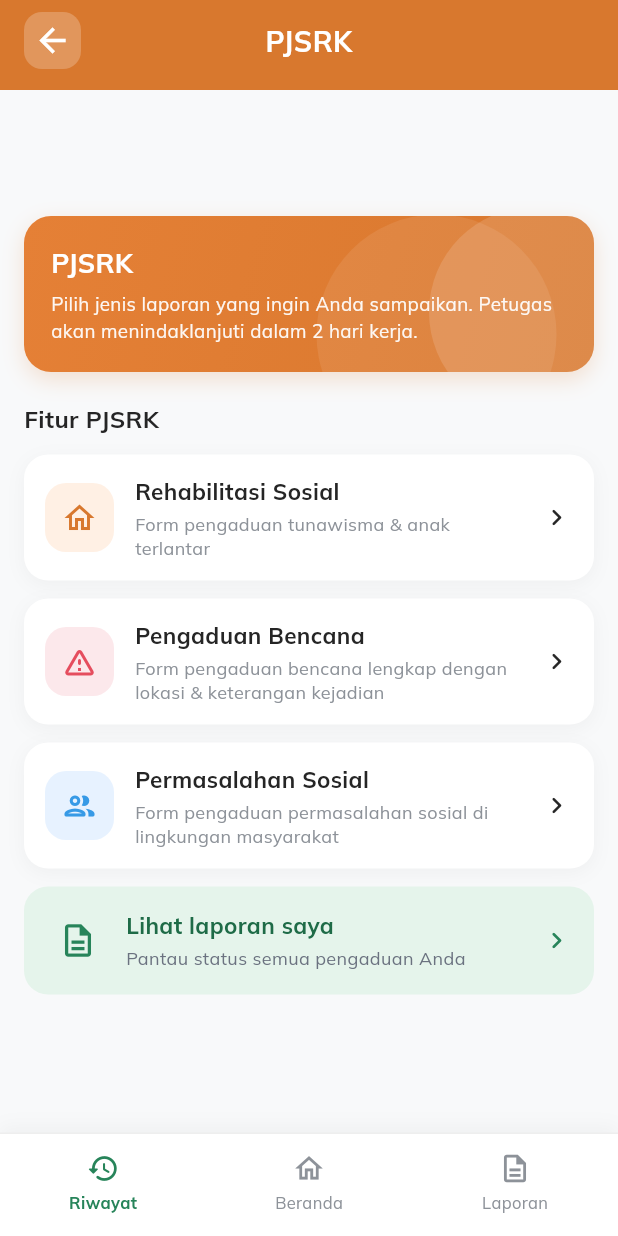
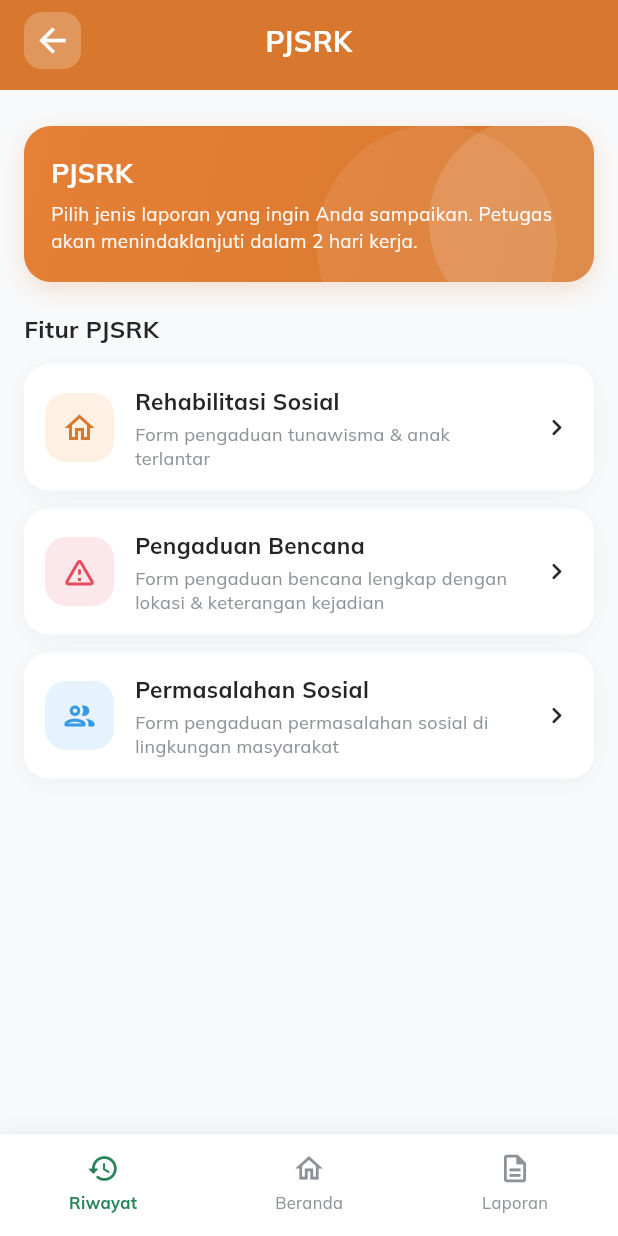
Before and after one commit to Raven69-igtm/sentra-mobile, a Flutter app: the PjsrkScreen screen opened directly, on a phone screen of 412 x 824 dp. Run offline on Flutter 3.47's test engine with Material 3 defaults, Android fonts, the phone set to English and light mode, and no system bars; our stand-ins replace audioplayers, auto_size_text, awesome_notifications, carousel_slider, device_preview, dio and 16 more; accounts and stored records are empty; generated files the repository leaves out were written again.

Commit message:
Simpan perubahan

```diff
--- a/lib/features/pjsrk/views/widgets/pjsrk_report_card.dart
+++ /dev/null
@@ -1,89 +0,0 @@
-import 'package:flutter/material.dart';
-
-/// Kartu khusus "Lihat laporan saya" berwarna hijau mint lembut
-class PjsrkReportCard extends StatelessWidget {
-  final VoidCallback onTap;
-
-  const PjsrkReportCard({
-    super.key,
-    required this.onTap,
-  });
-
-  @override
-  Widget build(BuildContext context) {
-    return Container(
-      decoration: BoxDecoration(
-        color: const Color(0xFFE5F4EB),
-        borderRadius: BorderRadius.circular(16),
-      ),
-      child: Material(
-        color: Colors.transparent,
-        borderRadius: BorderRadius.circular(16),
-        child: InkWell(
-          borderRadius: BorderRadius.circular(16),
-          onTap: onTap,
-          mouseCursor: SystemMouseCursors.click,
-          splashColor: const Color(0xFF27845A).withAlpha(35),
-          highlightColor: const Color(0xFF27845A).withAlpha(15),
-          child: const Padding(
-            padding: EdgeInsets.symmetric(horizontal: 14, vertical: 14),
-            child: Row(
-              crossAxisAlignment: CrossAxisAlignment.center,
-              children: [
-                // Icon Dokumen Hijau di kiri
-                SizedBox(
-                  width: 44,
-                  height: 44,
-                  child: Center(
-                    child: Icon(
-                      Icons.description_outlined,
-                      color: Color(0xFF27845A),
-                      size: 26,
-                    ),
-                  ),
-                ),
-                SizedBox(width: 10),
-
-                // Teks Tengah
-                Expanded(
-                  child: Column(
-                    crossAxisAlignment: CrossAxisAlignment.start,
-                    mainAxisSize: MainAxisSize.min,
-                    children: [
-                      Text(
-                        'Lihat laporan saya',
-                        style: TextStyle(
-                          fontFamily: 'Mulish',
-                          fontSize: 15,
-                          fontWeight: FontWeight.bold,
-                          color: Color(0xFF1E6B47),
-                        ),
-                      ),
-                      SizedBox(height: 3),
-                      Text(
-                        'Pantau status semua pengaduan Anda',
-                        style: TextStyle(
-                          fontFamily: 'Mulish',
-                          fontSize: 12,
-                          color: Color(0xFF6B7280),
-                        ),
-                      ),
-                    ],
-                  ),
-                ),
-                SizedBox(width: 8),
-
-                // Chevron Right di kanan
-                Icon(
-                  Icons.chevron_right_rounded,
-                  color: Color(0xFF27845A),
-                  size: 22,
-                ),
-              ],
-            ),
-          ),
-        ),
-      ),
-    );
-  }
-}
```
Also changed, not shown: lib/features/pjsrk/views/pjsrk_screen.dart (+4 -45 lines), pubspec.lock, 1 other file.
